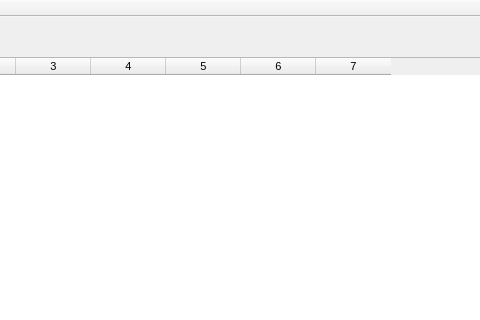
Old version of the form mainwindow.ui in the repository dhaval27/hygrometer; both pictures show x 146 to 626 and y 0 to 320 of the 737 by 520 pixel window.
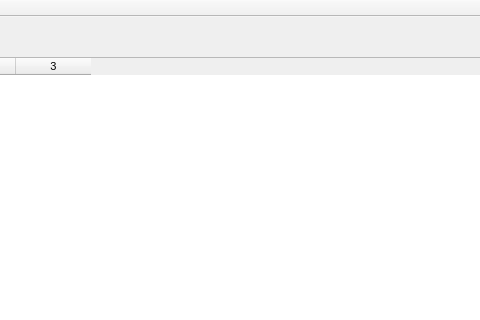
New version of the form. Custom widgets are drawn as their Qt base class.

```diff
--- a/mainwindow.ui
+++ b/mainwindow.ui
@@ -21,7 +21,7 @@
   <widget class="QWidget" name="centralWidget">
    <layout class="QGridLayout" name="gridLayout">
     <item row="1" column="0" colspan="2">
-     <widget class="QTableWidget" name="tableWidget">
+     <widget class="DeviceList" name="devicelist">
       <property name="font">
        <font>
         <pointsize>8</pointsize>
@@ -37,7 +37,7 @@
        <number>0</number>
       </property>
       <property name="columnCount">
-       <number>7</number>
+       <number>3</number>
       </property>
       <attribute name="horizontalHeaderCascadingSectionResizes">
        <bool>false</bool>
@@ -63,10 +63,6 @@
       <column/>
       <column/>
       <column/>
-      <column/>
-      <column/>
-      <column/>
-      <column/>
      </widget>
     </item>
     <item row="3" column="0">
@@ -157,6 +153,13 @@
   <widget class="QStatusBar" name="statusBar"/>
  </widget>
  <layoutdefault spacing="6" margin="11"/>
+ <customwidgets>
+  <customwidget>
+   <class>DeviceList</class>
+   <extends>QTableWidget</extends>
+   <header>devicelist.h</header>
+  </customwidget>
+ </customwidgets>
  <resources/>
  <connections/>
 </ui>
```
